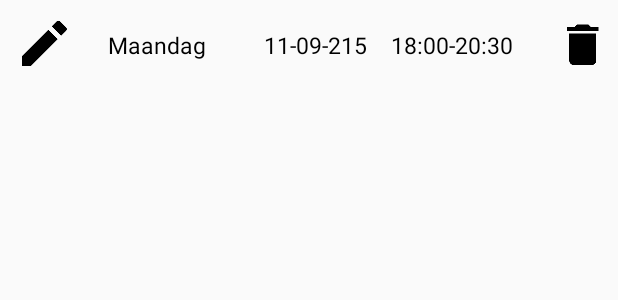
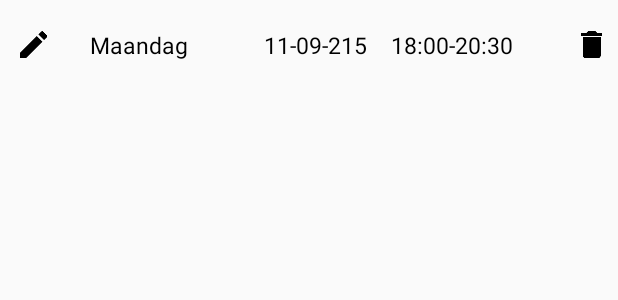
Before and after one commit to geertberkers/LocalWerkPlanner, an Android app: the layout work_layout.xml on its own in the app's theme, with its tools: preview values and no code run, on a phone screen of 412 x 824 dp. Shown: the top 300 px of the screen. Run offline under Robolectric (Android 15) with nearby library versions, the phone set to English and light mode, and no system bars.

```diff
--- a/app/src/main/java/geert/berkers/localwerkplanner/MainActivity.java
+++ b/app/src/main/java/geert/berkers/localwerkplanner/MainActivity.java
@@ -117,7 +117,7 @@ public class MainActivity extends ActionBarActivity implements AdapterView.OnIte
         } else if (menuAdapter.getItem(position).equals("Info")) {
             AlertDialog.Builder alertDialog = new AlertDialog.Builder(this);
             alertDialog.setTitle("Info");
-            alertDialog.setMessage("Simpele werk planner!\n\nOntwikkelaar: Geert Berkers");
+            alertDialog.setMessage("Simpele werk planner!\nVersie: 1.0\nOntwikkelaar: Geert Berkers");
             alertDialog.setPositiveButton("OK", new DialogInterface.OnClickListener() {
                 public void onClick(DialogInterface dialogInterface, int which) {
                     // DO NOTHING
--- a/app/src/main/res/layout-land/work_layout.xml
+++ b/app/src/main/res/layout-land/work_layout.xml
@@ -38,7 +38,7 @@
         android:paddingBottom="5dp"
         android:layout_width="48dp"
         android:layout_height="48dp"
-        android:src="@drawable/ic_mode_edit_black_36dp"
+        android:src="@drawable/ic_mode_edit_black_24dp"
         android:id="@+id/editPicture"
         android:layout_marginStart="10dp"
         android:layout_alignParentStart="true"
@@ -55,7 +55,7 @@
         android:layout_height="48dp"
         android:layout_alignParentEnd="true"
         android:layout_centerVertical="true"
-        android:src="@drawable/ic_delete_black_36dp"
+        android:src="@drawable/ic_delete_black_24dp"
         android:contentDescription="@string/delete_picture" />
 
 </RelativeLayout>
--- a/app/src/main/res/layout/work_layout.xml
+++ b/app/src/main/res/layout/work_layout.xml
@@ -37,7 +37,7 @@
         android:paddingBottom="5dp"
         android:layout_width="wrap_content"
         android:layout_height="wrap_content"
-        android:src="@drawable/ic_mode_edit_black_36dp"
+        android:src="@drawable/ic_mode_edit_black_24dp"
         android:id="@+id/editPicture"
         android:layout_marginStart="5dp"
         android:layout_alignParentStart="true"
@@ -54,7 +54,7 @@
         android:layout_height="wrap_content"
         android:layout_alignParentEnd="true"
         android:layout_centerVertical="true"
-        android:src="@drawable/ic_delete_black_36dp"
+        android:src="@drawable/ic_delete_black_24dp"
         android:contentDescription="@string/delete_picture" />
 
 </RelativeLayout>
```
Also changed, not shown: app/src/main/java/geert/berkers/localwerkplanner/MySQLiteHelper.java (+6 -2 lines), 1 other file.
